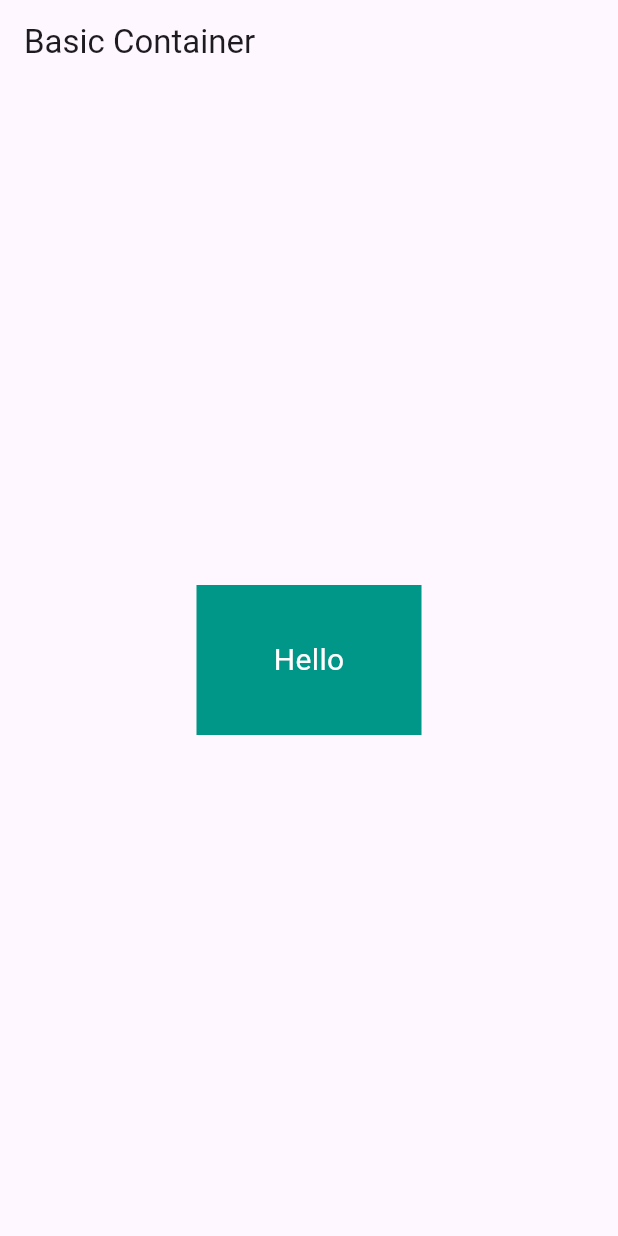
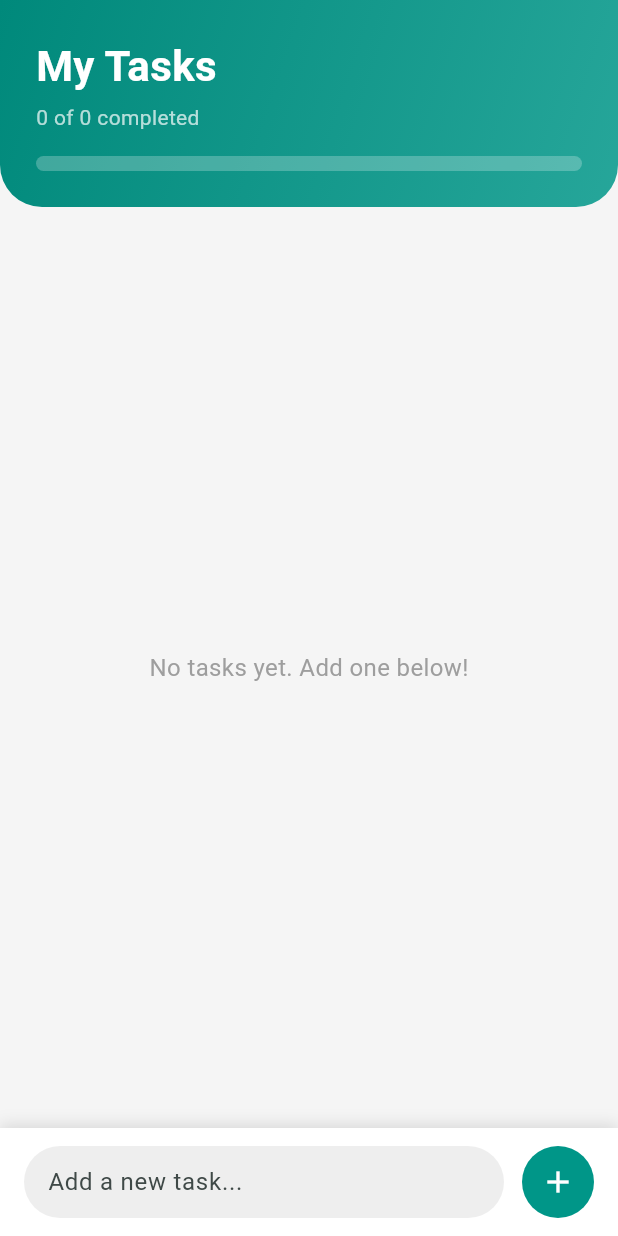
Before and after one commit to TheRealToky/flutter_container, a Flutter app: the screen it shows after launch, on a phone screen of 412 x 824 dp. Run offline on Flutter 3.47's test engine with Material 3 defaults, Android fonts, the phone set to English and light mode, and no system bars.

Commit message:
feat: implement simple task tracker

```diff
--- a/lib/main.dart
+++ b/lib/main.dart
@@ -1,28 +1,225 @@
 import 'package:flutter/material.dart';
 
-void main() => runApp(const MyApp());
+void main() => runApp(const TodoApp());
 
-class MyApp extends StatelessWidget {
-  const MyApp({super.key});
+class Task {
+  Task(this.title, {this.done = false});
+  final String title;
+  bool done;
+}
+
+class TodoApp extends StatelessWidget {
+  const TodoApp({super.key});
 
   @override
   Widget build(BuildContext context) {
     return MaterialApp(
-      home: Scaffold(
-        appBar: AppBar(title: const Text('Basic Container')),
-        body: Center(
-          child: Container(
-            width: 150,
-            height: 100,
-            color: Colors.teal,
-            alignment: Alignment.center,
-            child: const Text(
-              'Hello',
-              style: TextStyle(color: Colors.white, fontSize: 20),
+      title: 'Simple To-Do',
+      debugShowCheckedModeBanner: false,
+      theme: ThemeData(colorSchemeSeed: Colors.teal, useMaterial3: true),
+      home: const TodoPage(),
+    );
+  }
+}
+
+class TodoPage extends StatefulWidget {
+  const TodoPage({super.key});
+
+  @override
+  State<TodoPage> createState() => _TodoPageState();
+}
+
+class _TodoPageState extends State<TodoPage> {
+  final _controller = TextEditingController();
+  final List<Task> _tasks = [];
+
+  int get _doneCount => _tasks.where((t) => t.done).length;
+
+  void _addTask() {
+    final text = _controller.text.trim();
+    if (text.isEmpty) return;
+    setState(() => _tasks.insert(0, Task(text)));
+    _controller.clear();
+  }
+
+  @override
+  void dispose() {
+    _controller.dispose();
+    super.dispose();
+  }
+
+  @override
+  Widget build(BuildContext context) {
+    return Scaffold(
+      backgroundColor: Colors.grey.shade100,
+      body: Column(
+        children: [
+          _buildHeader(),
+          Expanded(child: _buildList()),
+          _buildInputBar(),
+        ],
+      ),
+    );
+  }
+
+  // Header: gradient Container with a progress bar built from Containers
+  Widget _buildHeader() {
+    final total = _tasks.length;
+    final progress = total == 0 ? 0.0 : _doneCount / total;
+
+    return Container(
+      width: double.infinity,
+      padding: EdgeInsets.fromLTRB(
+          24, MediaQuery.of(context).padding.top + 24, 24, 24),
+      decoration: const BoxDecoration(
+        gradient: LinearGradient(
+          colors: [Color(0xFF00897B), Color(0xFF26A69A)],
+          begin: Alignment.topLeft,
+          end: Alignment.bottomRight,
+        ),
+        borderRadius: BorderRadius.vertical(bottom: Radius.circular(28)),
+      ),
+      child: Column(
+        crossAxisAlignment: CrossAxisAlignment.start,
+        children: [
+          const Text('My Tasks',
+              style: TextStyle(
+                  color: Colors.white,
+                  fontSize: 28,
+                  fontWeight: FontWeight.bold)),
+          const SizedBox(height: 4),
+          Text('$_doneCount of $total completed',
+              style: const TextStyle(color: Colors.white70)),
+          const SizedBox(height: 16),
+          // Progress bar track
+          Container(
+            height: 10,
+            decoration: BoxDecoration(
+              color: Colors.white24,
+              borderRadius: BorderRadius.circular(5),
+            ),
+            alignment: Alignment.centerLeft,
+            // Progress bar fill
+            child: FractionallySizedBox(
+              widthFactor: progress,
+              child: Container(
+                decoration: BoxDecoration(
+                  color: Colors.white,
+                  borderRadius: BorderRadius.circular(5),
+                ),
+              ),
             ),
           ),
+        ],
+      ),
+    );
+  }
+
+  Widget _buildList() {
+    if (_tasks.isEmpty) {
+      return const Center(
+        child: Text('No tasks yet. Add one below!',
+            style: TextStyle(color: Colors.grey, fontSize: 16)),
+      );
+    }
+    return ListView.builder(
+      padding: const EdgeInsets.symmetric(vertical: 12),
+      itemCount: _tasks.length,
+      itemBuilder: (context, i) => _buildTaskCard(_tasks[i]),
+    );
+  }
+
+  // Each task is an AnimatedContainer card
+  Widget _buildTaskCard(Task task) {
+    return GestureDetector(
+      onTap: () => setState(() => task.done = !task.done),
+      child: AnimatedContainer(
+        duration: const Duration(milliseconds: 250),
+        margin: const EdgeInsets.symmetric(horizontal: 16, vertical: 6),
+        padding: const EdgeInsets.symmetric(horizontal: 16, vertical: 12),
+        decoration: BoxDecoration(
+          color: task.done ? Colors.teal.shade50 : Colors.white,
+          borderRadius: BorderRadius.circular(14),
+          border: Border.all(
+            color: task.done ? Colors.teal.shade200 : Colors.transparent,
+          ),
+          boxShadow: const [
+            BoxShadow(
+                color: Colors.black12, blurRadius: 6, offset: Offset(0, 3)),
+          ],
+        ),
+        child: Row(
+          children: [
+            Icon(
+              task.done ? Icons.check_circle : Icons.radio_button_unchecked,
+              color: task.done ? Colors.teal : Colors.grey,
+            ),
+            const SizedBox(width: 12),
+            Expanded(
+              child: Text(
+                task.title,
+                style: TextStyle(
+                  fontSize: 16,
+                  color: task.done ? Colors.grey : Colors.black87,
+                  decoration: task.done ? TextDecoration.lineThrough : null,
+                ),
+              ),
+            ),
+            IconButton(
+              icon: const Icon(Icons.delete_outline, color: Colors.redAccent),
+              onPressed: () => setState(() => _tasks.remove(task)),
+            ),
+          ],
         ),
       ),
     );
   }
+
+  // Bottom input bar
+  Widget _buildInputBar() {
+    return Container(
+      padding: EdgeInsets.fromLTRB(
+          16, 12, 16, 12 + MediaQuery.of(context).padding.bottom),
+      decoration: const BoxDecoration(
+        color: Colors.white,
+        boxShadow: [
+          BoxShadow(color: Colors.black12, blurRadius: 8, offset: Offset(0, -2)),
+        ],
+      ),
+      child: Row(
+        children: [
+          Expanded(
+            child: Container(
+              padding: const EdgeInsets.symmetric(horizontal: 16),
+              decoration: BoxDecoration(
+                color: Colors.grey.shade200,
+                borderRadius: BorderRadius.circular(24),
+              ),
+              child: TextField(
+                controller: _controller,
+                onSubmitted: (_) => _addTask(),
+                decoration: const InputDecoration(
+                  hintText: 'Add a new task...',
+                  border: InputBorder.none,
+                ),
+              ),
+            ),
+          ),
+          const SizedBox(width: 12),
+          GestureDetector(
+            onTap: _addTask,
+            child: Container(
+              width: 48,
+              height: 48,
+              decoration: const BoxDecoration(
+                color: Colors.teal,
+                shape: BoxShape.circle,
+              ),
+              child: const Icon(Icons.add, color: Colors.white),
+            ),
+          ),
+        ],
+      ),
+    );
+  }
 }
```
